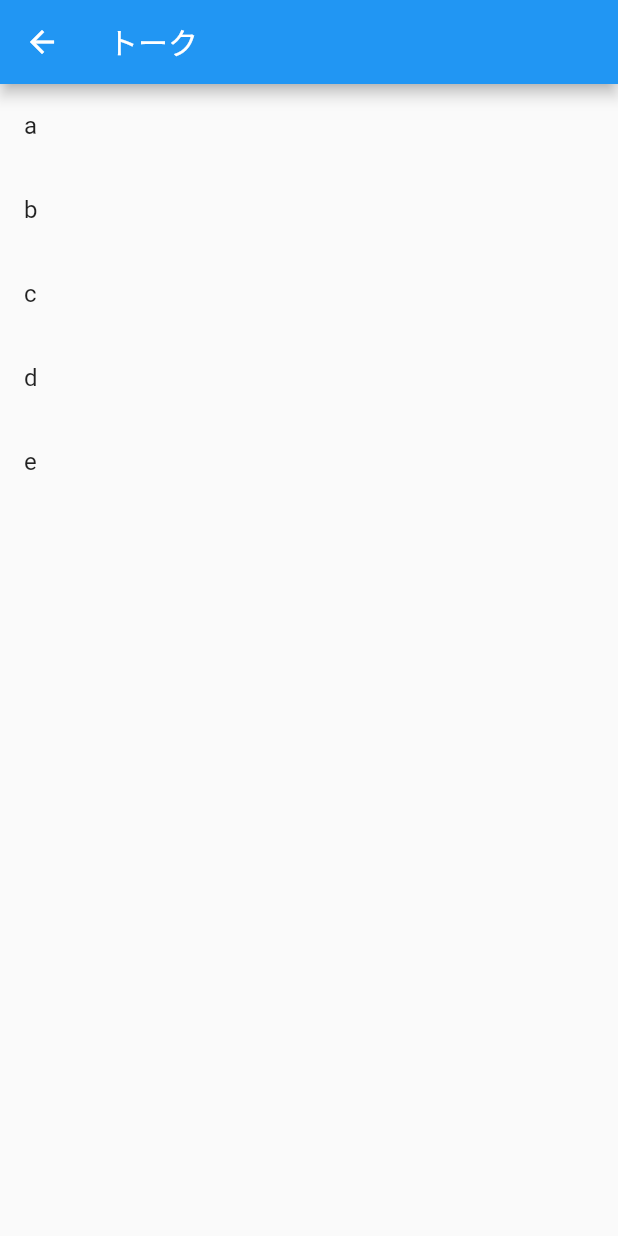
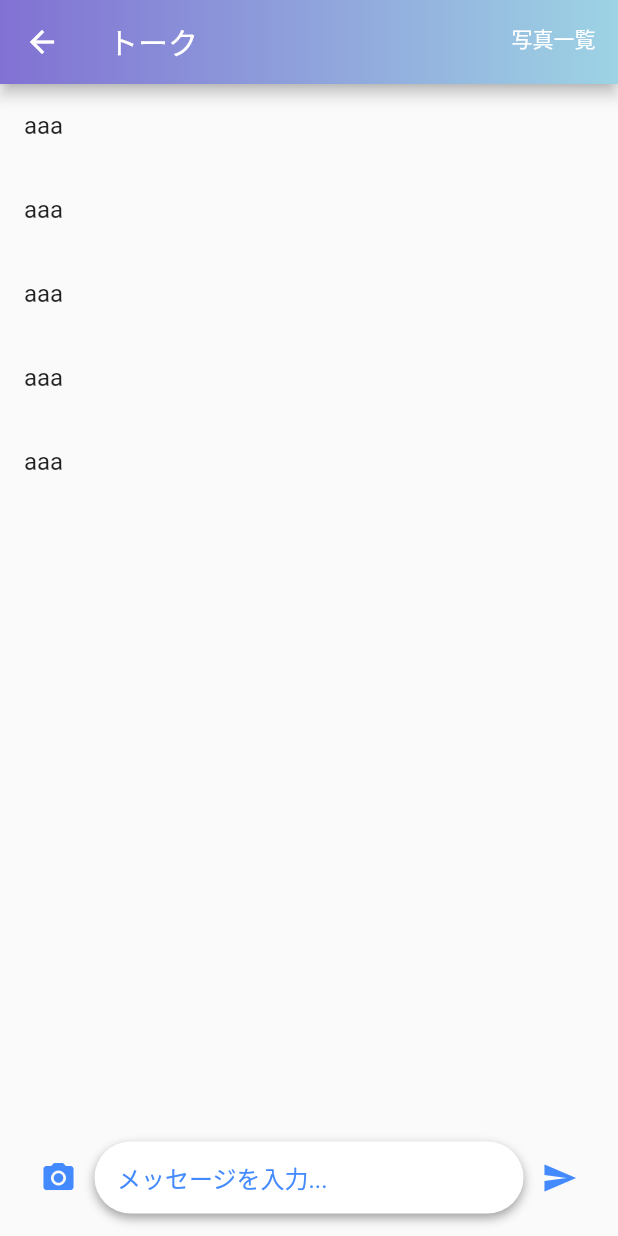
Before and after one commit to sodateya/chat_app_study, a Flutter app: the TalkPage screen opened directly, on a phone screen of 412 x 824 dp. Run offline on Flutter 3.47's test engine with Material 2 defaults, Android fonts, the phone set to English and light mode, and no system bars; our stand-ins replace cloud_firestore, cloud_functions, firebase_auth, firebase_core, firebase_messaging, google_fonts and 3 more; missing offline and left inert: flutter_picker; accounts and stored records are empty; network calls fail.

Commit message:
トーク画面レイアウト

```diff
--- a/lib/presentation/my_profile/my_prifile.dart
+++ b/lib/presentation/my_profile/my_prifile.dart
@@ -13,7 +13,15 @@ class MyProfilePage extends StatelessWidget {
         final size = MediaQuery.of(context).size;
         return Scaffold(
             appBar: AppBar(
-              title: const Text('マイページ'),
+              title: const Text('プロフィール編集'),
+              flexibleSpace: Container(
+                decoration: const BoxDecoration(
+                    gradient: LinearGradient(colors: [
+                  Color(0xff8171D3),
+                  Color(0xff9DD3E4)
+                ] //グラデーションの設定
+                        )),
+              ),
             ),
             body: SizedBox(
               width: size.width,
--- a/lib/presentation/talk_page/talk_model.dart
+++ b/lib/presentation/talk_page/talk_model.dart
@@ -7,5 +7,9 @@ class TalkModel extends ChangeNotifier {
   final firestore = FirebaseFirestore.instance;
   int documentLimit = 13;
   late DocumentSnapshot lastDocument;
-  late String comment;
+  late String message;
+
+  Future getTalk() async {
+    print('get');
+  }
 }
--- a/lib/presentation/talk_page/talk_page.dart
+++ b/lib/presentation/talk_page/talk_page.dart
@@ -1,43 +1,139 @@
 // ignore_for_file: must_be_immutable, missing_return
 
 import 'dart:io';
+import 'package:chat_app_study/domain/talk.dart';
 import 'package:chat_app_study/presentation/talk_page/talk_model.dart';
 import 'package:flutter/material.dart';
 import 'package:google_fonts/google_fonts.dart';
 import 'package:provider/provider.dart';
 
 //File imageFile;
-TextEditingController commentController = TextEditingController();
 
 class TalkPage extends StatelessWidget {
   TalkPage({super.key, required this.roomID});
   late String roomID;
+  TextEditingController commentController = TextEditingController();
 
   @override
   Widget build(BuildContext context) {
-    List testList = ['a', 'b', 'c', 'd', 'e'];
-    final Size size = MediaQuery.of(context).size;
+    final size = MediaQuery.of(context).size;
     return ChangeNotifierProvider.value(
         value: TalkModel(), //..getTalk(roomID),
         child: GestureDetector(
           onTap: () => FocusScope.of(context).unfocus(),
           child: Scaffold(
-          appBar: AppBar(title: const Text('トーク')),
+            appBar: AppBar(
+              title: const Text('トーク'),
+              flexibleSpace: Container(
+                decoration: const BoxDecoration(
+                    gradient: LinearGradient(colors: [
+                  Color(0xff8171D3),
+                  Color(0xff9DD3E4)
+                ] //グラデーションの設定
+                        )),
+              ),
+              actions: [
+                Padding(
+                  padding: const EdgeInsets.all(15.0),
+                  child: InkWell(
+                    onTap: () {},
+                    child: const Text('写真一覧'),
+                  ),
+                ),
+              ],
+            ),
             body: Consumer<TalkModel>(builder: (context, model, child) {
-            return ListView.builder(
+              return Stack(
+                children: [
+                  ListView.builder(
                     // controller: scrollController
                     //   ..addListener(getMore),
                     itemCount: 5,
                     physics: const AlwaysScrollableScrollPhysics(),
                     itemBuilder: (context, index) {
-                return ListTile(
-                  title: Text(testList[index]),
-                );
+                      return const TalkTile();
                     },
+                  ),
+                  Column(
+                    mainAxisAlignment: MainAxisAlignment.end,
+                    children: [
+                      Container(
+                        margin: const EdgeInsets.all(15.0),
+                        child: Row(
+                          children: [
+                            IconButton(
+                              icon: const Icon(Icons.photo_camera,
+                                  color: Colors.blueAccent),
+                              onPressed: () {},
+                            ),
+                            Expanded(
+                              child: Container(
+                                decoration: BoxDecoration(
+                                  color: Colors.white,
+                                  borderRadius: BorderRadius.circular(35.0),
+                                  // ignore: prefer_const_literals_to_create_immutables
+                                  boxShadow: [
+                                    const BoxShadow(
+                                        offset: Offset(0, 3),
+                                        blurRadius: 5,
+                                        color: Colors.grey)
+                                  ],
+                                ),
+                                child: Row(
+                                  // ignore: prefer_const_literals_to_create_immutables
+                                  children: [
+                                    const Expanded(
+                                      child: Scrollbar(
+                                        child: Padding(
+                                          padding: EdgeInsets.only(left: 15),
+                                          child: TextField(
+                                            maxLines: 10,
+                                            minLines: 1,
+                                            decoration: InputDecoration(
+                                                hintText: "メッセージを入力...",
+                                                hintStyle: TextStyle(
+                                                    color: Colors.blueAccent),
+                                                border: InputBorder.none),
+                                          ),
+                                        ),
+                                      ),
+                                    ),
+                                  ],
+                                ),
+                              ),
+                            ),
+                            IconButton(
+                              icon: const Icon(Icons.send,
+                                  color: Colors.blueAccent),
+                              onPressed: () {},
+                            )
+                          ],
+                        ),
+                      ),
+                    ],
+                  ),
+                ],
               );
             }),
           ),
-      ),
-    );
+        ));
   }
 }
+
+class TalkTile extends StatelessWidget {
+  const TalkTile({super.key});
+  @override
+  Widget build(BuildContext context) {
+    final size = MediaQuery.of(context).size;
+
+    return ChangeNotifierProvider.value(
+        value: TalkModel()..getTalk(),
+        child: Consumer<TalkModel>(builder: (context, model, child) {
+          return SizedBox(
+              width: size.width * 0.8,
+              child: const ListTile(
+                title: Text('aaa'),
+              ));
+        }));
+  }
+}
--- a/pubspec.yaml
+++ b/pubspec.yaml
@@ -25,6 +25,11 @@ dependencies:
   firebase_storage: ^11.0.6
   image_picker: ^0.8.6
   new_gradient_app_bar: ^0.2.0
+  cloud_functions: ^4.0.5
+  flutter_picker: ^2.0.5
+  flutter_cache_manager: ^3.3.0
+  flutter_chat_ui: ^1.6.6
+  bottom_sheet_bar: ^2.3.8
 
 
 dev_dependencies:
```
Also changed, not shown: lib/presentation/add_friend/add_friend.dart (+8 -0 lines), lib/presentation/apply_list/apply_list.dart (+8 -0 lines), lib/presentation/friend_list/friend_page.dart (+8 -0 lines), lib/presentation/home/home.dart (+5 -4 lines), lib/presentation/talk_page/test_model.dart (added, +141 -0 lines), lib/presentation/talk_page/test_page.dart (added, +73 -0 lines), pubspec.lock, 6 other files. Lines whose indentation alone changed are shown as unchanged.
